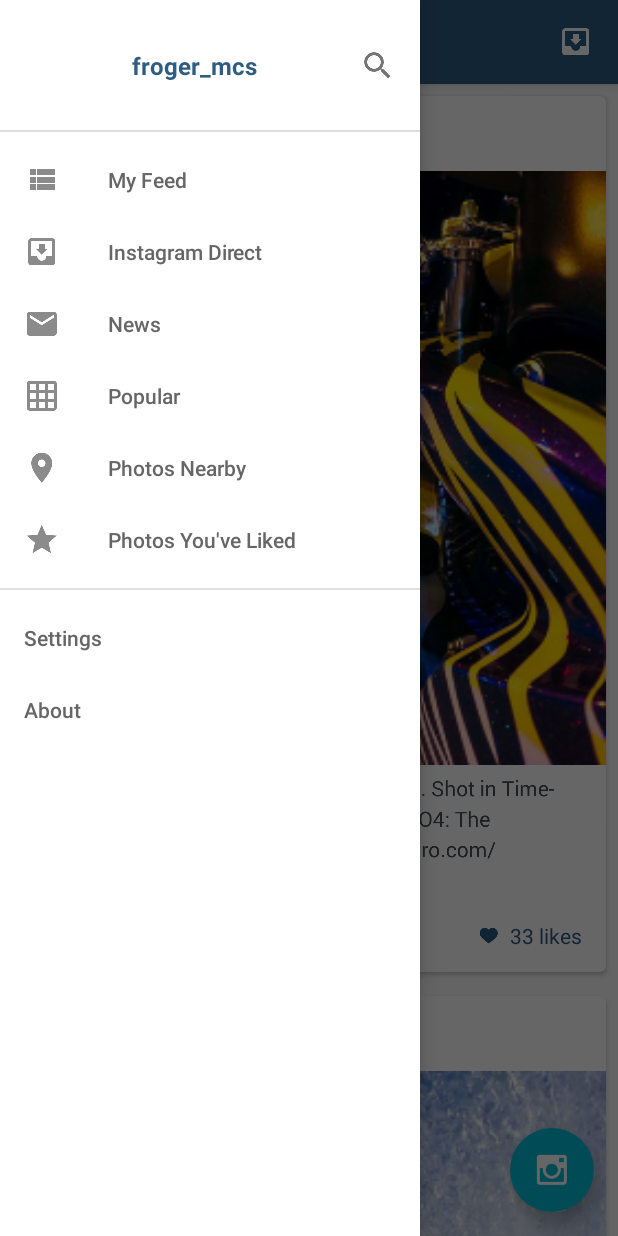
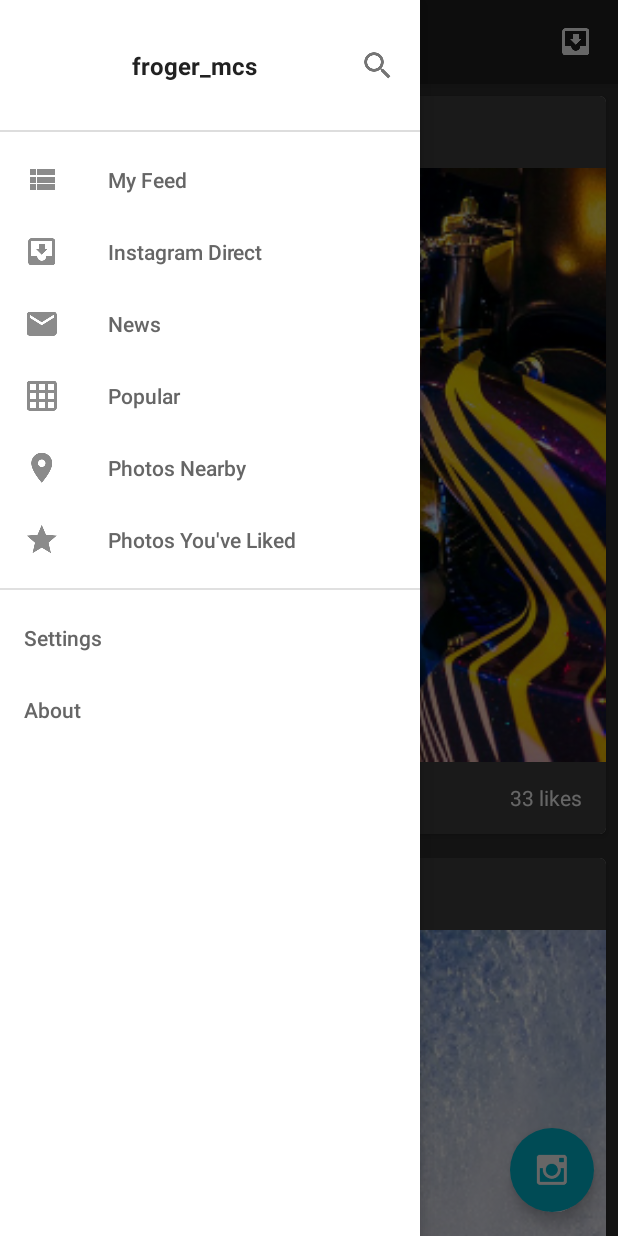
Before and after one commit to sravan2828/ironfitness-android, an Android app: the screen it shows after launch (MainActivity), with the side drawer open, on a phone screen of 412 x 824 dp. Run offline under Robolectric (Android 15) with nearby library versions, the phone set to English and light mode, and no system bars; our stand-ins replace ButterKnife, Picasso, Timber, Volley; network calls fail; pictures from the network do not load; 1 statement that could not run was skipped.

```diff
--- a/app/build.gradle
+++ b/app/build.gradle
@@ -29,4 +29,6 @@ dependencies {
     annotationProcessor 'com.jakewharton:butterknife-compiler:8.4.0'
     compile 'com.jakewharton.timber:timber:4.3.1'
     compile 'com.squareup.picasso:picasso:2.5.2'
+    compile group: 'com.google.code.gson', name: 'gson', version: '2.8.0'
+    compile 'com.android.volley:volley:1.0.0'
 }
--- a/app/src/main/java/in/ironfitness/android/app/IronFitnessApplication.java
+++ b/app/src/main/java/in/ironfitness/android/app/IronFitnessApplication.java
@@ -2,13 +2,20 @@ package in.ironfitness.android.app;
 
 import android.app.Application;
 
+import com.android.volley.RequestQueue;
+import com.android.volley.toolbox.Volley;
+
+import in.ironfitness.android.app.ui.network.ProfileData;
 import timber.log.Timber;
 
 
 public class IronFitnessApplication extends Application {
+    public static RequestQueue queue;
     @Override
     public void onCreate() {
         super.onCreate();
         Timber.plant(new Timber.DebugTree());
+        queue = Volley.newRequestQueue(this);
+        ProfileData profileData= new ProfileData();
     }
 }
--- a/app/src/main/java/in/ironfitness/android/app/ui/activity/MainActivity.java
+++ b/app/src/main/java/in/ironfitness/android/app/ui/activity/MainActivity.java
@@ -67,7 +67,7 @@ public class MainActivity extends BaseDrawerActivity implements FeedAdapter.OnFe
         feedAdapter = new FeedAdapter(this);
         feedAdapter.setOnFeedItemClickListener(this);
         rvFeed.setAdapter(feedAdapter);
-        rvFeed.setOnScrollListener(new RecyclerView.OnScrollListener() {
+        rvFeed.addOnScrollListener(new RecyclerView.OnScrollListener() {
             @Override
             public void onScrolled(RecyclerView recyclerView, int dx, int dy) {
                 FeedContextMenuManager.getInstance().onScrolled(recyclerView, dx, dy);
--- a/app/src/main/java/in/ironfitness/android/app/ui/adapter/FeedAdapter.java
+++ b/app/src/main/java/in/ironfitness/android/app/ui/adapter/FeedAdapter.java
@@ -140,7 +140,7 @@ public class FeedAdapter extends RecyclerView.Adapter<RecyclerView.ViewHolder> {
         feedItems.clear();
         feedItems.addAll(Arrays.asList(
                 new FeedItem(33, false),
-                new FeedItem(1, false),
+                new FeedItem(1, true),
                 new FeedItem(223, false),
                 new FeedItem(2, false),
                 new FeedItem(6, false),
@@ -166,8 +166,6 @@ public class FeedAdapter extends RecyclerView.Adapter<RecyclerView.ViewHolder> {
     public static class CellFeedViewHolder extends RecyclerView.ViewHolder {
         @BindView(R.id.ivFeedCenter)
         ImageView ivFeedCenter;
-        @BindView(R.id.ivFeedBottom)
-        ImageView ivFeedBottom;
         @BindView(R.id.btnComments)
         ImageButton btnComments;
         @BindView(R.id.btnLike)
@@ -196,7 +194,6 @@ public class FeedAdapter extends RecyclerView.Adapter<RecyclerView.ViewHolder> {
             this.feedItem = feedItem;
             int adapterPosition = getAdapterPosition();
             ivFeedCenter.setImageResource(adapterPosition % 2 == 0 ? R.drawable.img_feed_center_1 : R.drawable.img_feed_center_2);
-            ivFeedBottom.setImageResource(adapterPosition % 2 == 0 ? R.drawable.img_feed_bottom_1 : R.drawable.img_feed_bottom_2);
             btnLike.setImageResource(feedItem.isLiked ? R.drawable.ic_heart_red : R.drawable.ic_heart_outline_grey);
             tsLikesCounter.setCurrentText(vImageRoot.getResources().getQuantityString(
                     R.plurals.likes_count, feedItem.likesCount, feedItem.likesCount
--- a/app/src/main/java/in/ironfitness/android/app/ui/network/ProfileData.java
+++ b/app/src/main/java/in/ironfitness/android/app/ui/network/ProfileData.java
@@ -1,31 +1,95 @@
 package in.ironfitness.android.app.ui.network;
 
-import android.content.Context;
+import android.util.Log;
+
+import com.android.volley.Request;
+import com.android.volley.RequestQueue;
+import com.android.volley.Response;
+import com.android.volley.VolleyError;
+import com.android.volley.toolbox.JsonObjectRequest;
+import com.google.gson.Gson;
+
+import org.json.JSONObject;
 
 import java.util.List;
 
-import in.ironfitness.android.app.R;
+import in.ironfitness.android.app.IronFitnessApplication;
+import in.ironfitness.android.app.ui.pojo.ProfilePhotoList;
 import in.ironfitness.android.app.ui.pojo.User;
 
 
 
 public class ProfileData {
+    private static ProfilePhotoList profilePhotoList = new ProfilePhotoList();
+    private RequestQueue queue = IronFitnessApplication.queue;
+    private static User userObj = new User();
+    private Gson gson = new Gson();
+    private List<String> photos;
+    private User user;
 
-    public String[] getProfileImages(Context context){
+    public ProfileData() {
+        this.user =getUser(user);
+        this.photos = getProfileImages(user);
+    }
 
-        return context.getResources().getStringArray(R.array.user_photos);
+    public List<String> getProfileImages(User user){
+
+        final String url ="http://www.mocky.io/v2/5967c6a91100007d19b6c2f4";
+        // prepare the Request
+        JsonObjectRequest profileImageListRequest = new JsonObjectRequest(Request.Method.GET, url, null,
+                new Response.Listener<JSONObject>()
+                {
+                    @Override
+                    public void onResponse(JSONObject response) {
+                        // display response
+                        Log.d("Response", response.toString());
+                        profilePhotoList = gson.fromJson(response.toString(), ProfilePhotoList.class);
+                        Log.d("list",profilePhotoList.photos.toString());
+                    }
+                },
+                new Response.ErrorListener()
+                {
+                    @Override
+                    public void onErrorResponse(VolleyError error) {
+                        Log.d("Error.Response", error.getMessage());
+                    }
+                }
+        );
+
+        // add it to the RequestQueue
+        queue.add(profileImageListRequest);
+
+
+        return profilePhotoList.photos;
 
     }
 
     public User getUser(User user){
 
-        user.setName("Sravan Kumar");
-        user.setUserName("@sravan");
-        user.setBio("Crush IT");
-        user.setPostCount(1000);
-        user.setFollowerCount(500);
-        user.setFollowingCount(200);
-        return user;
+        final String url = "http://www.mocky.io/v2/5967c32a1100006719b6c2e6";
+        // prepare the Request
+        JsonObjectRequest getRequest = new JsonObjectRequest(Request.Method.GET, url, null,
+                new Response.Listener<JSONObject>()
+                {
+                    @Override
+                    public void onResponse(JSONObject response) {
+                        // display response
+                        Log.d("Response", response.toString());
+                        userObj = gson.fromJson(response.toString(), User.class);
+                    }
+                },
+                new Response.ErrorListener()
+                {
+                    @Override
+                    public void onErrorResponse(VolleyError error) {
+                        Log.d("Error.Response", error.getMessage());
+                    }
+                }
+        );
+
+        // add it to the RequestQueue
+        queue.add(getRequest);
+        return userObj;
 
     }
 }
--- /dev/null
+++ b/app/src/main/java/in/ironfitness/android/app/ui/pojo/ProfilePhotoList.java
@@ -0,0 +1,11 @@
+package in.ironfitness.android.app.ui.pojo;
+
+import java.util.List;
+
+/**
+ * Created by sravan on 14/07/17.
+ */
+
+public class ProfilePhotoList {
+    public List<String> photos;
+}
--- a/app/src/main/res/layout/activity_main.xml
+++ b/app/src/main/res/layout/activity_main.xml
@@ -4,12 +4,13 @@
     android:id="@+id/root"
     android:layout_width="match_parent"
     android:layout_height="match_parent"
-    tools:context=".MainActivity">
+    tools:context=".ui.activity.MainActivity">
 
     <android.support.design.widget.CoordinatorLayout
         android:id="@+id/content"
         android:layout_width="match_parent"
         android:layout_height="match_parent"
+        android:background="@color/dark_app_background"
         android:orientation="vertical">
 
         <android.support.v7.widget.RecyclerView
--- a/app/src/main/res/layout/item_feed.xml
+++ b/app/src/main/res/layout/item_feed.xml
@@ -11,13 +11,28 @@
     <LinearLayout
         android:layout_width="match_parent"
         android:layout_height="wrap_content"
+        android:background="@color/dark_card_background"
         android:orientation="vertical">
 
-        <ImageView
-            android:id="@+id/ivUserProfile"
+        <LinearLayout
             android:layout_width="wrap_content"
             android:layout_height="wrap_content"
-            android:src="@drawable/ic_feed_top" />
+            android:orientation="horizontal">
+            <ImageView
+                android:id="@+id/ivUserProfile"
+                android:layout_width="wrap_content"
+                android:layout_height="wrap_content"
+                android:src="@drawable/circle_user_card" />
+
+            <TextView
+                android:layout_width="wrap_content"
+                android:layout_height="wrap_content"
+                android:layout_gravity="center_vertical"
+                android:layout_marginLeft="8dp"
+                android:text="@string/user_name"
+                android:textColor="@color/white" />
+        </LinearLayout>
+
 
         <in.ironfitness.android.app.ui.view.SquaredFrameLayout
             android:id="@+id/vImageRoot"
@@ -46,11 +61,6 @@
                 android:visibility="invisible" />
 
         </in.ironfitness.android.app.ui.view.SquaredFrameLayout>
-
-        <ImageView
-            android:id="@+id/ivFeedBottom"
-            android:layout_width="match_parent"
-            android:layout_height="wrap_content" />
 
         <LinearLayout
             android:layout_width="match_parent"
@@ -85,11 +95,6 @@
                 android:layout_weight="1"
                 android:gravity="center_vertical|right">
 
-                <ImageView
-                    android:layout_width="wrap_content"
-                    android:layout_height="wrap_content"
-                    android:src="@drawable/ic_heart_small_blue" />
-
                 <TextSwitcher
                     android:id="@+id/tsLikesCounter"
                     android:layout_width="wrap_content"
@@ -103,12 +108,12 @@
                         android:layout_width="wrap_content"
                         android:layout_height="wrap_content"
                         android:text="123 likes"
-                        android:textColor="@color/text_like_counter" />
+                        android:textColor="@color/white" />
 
                     <TextView
                         android:layout_width="wrap_content"
                         android:layout_height="wrap_content"
-                        android:textColor="@color/text_like_counter" />
+                        android:textColor="@color/white" />
                 </TextSwitcher>
             </LinearLayout>
         </LinearLayout>
--- a/app/src/main/res/values/colors.xml
+++ b/app/src/main/res/values/colors.xml
@@ -1,13 +1,15 @@
 <?xml version="1.0" encoding="utf-8"?>
 <!--colors.xml-->
 <resources>
-    <color name="style_color_primary">#2d5d82</color>
-    <color name="style_color_primary_dark">#21425d</color>
+    <color name="style_color_primary">#212121</color>
+    <color name="style_color_primary_dark">#000000</color>
     <color name="style_color_accent">#01bcd5</color>
 
     <color name="fab_color_pressed">#007787</color>
     <color name="fab_color_shadow">#44000000</color>
 
+    <color name="dark_app_background">#303030</color>
+    <color name="dark_card_background">#424242</color>
     <color name="btn_default_light_normal">#00000000</color>
     <color name="btn_default_light_pressed">#40ffffff</color>
     <color name="btn_send_normal">#02c754</color>
@@ -20,4 +22,5 @@
     <color name="text_like_counter">#2b5a83</color>
 
     <color name="bg_comments">#ffffff</color>
+    <color name="white">#ffffff</color>
 </resources>
--- a/app/src/main/res/values/strings.xml
+++ b/app/src/main/res/values/strings.xml
@@ -29,5 +29,6 @@
         <item>https://instagram.fmaa1-1.fna.fbcdn.net/t51.2885-19/s320x320/14733147_615270571931275_6477611878452297728_a.jpg</item>
 
     </string-array>
+    <string name="user_name">Sravan</string>
     <string name="user_profile_photo">https://instagram.fmaa1-1.fna.fbcdn.net/t51.2885-19/s320x320/14733147_615270571931275_6477611878452297728_a.jpg</string>
 </resources>
```
Also changed, not shown: app/src/main/java/in/ironfitness/android/app/ui/activity/UserProfileActivity.java (+5 -2 lines), app/src/main/java/in/ironfitness/android/app/ui/adapter/UserProfileAdapter.java (+8 -3 lines), app/src/main/java/in/ironfitness/android/app/ui/network/MiddleWare.java (added, +9 -0 lines), app/src/main/java/in/ironfitness/android/app/ui/pojo/User.java (+10 -0 lines), app/src/main/res/drawable/circle_user_card.png (added), app/src/main/res/drawable/circled_user_male.png (added), 1 other file.
